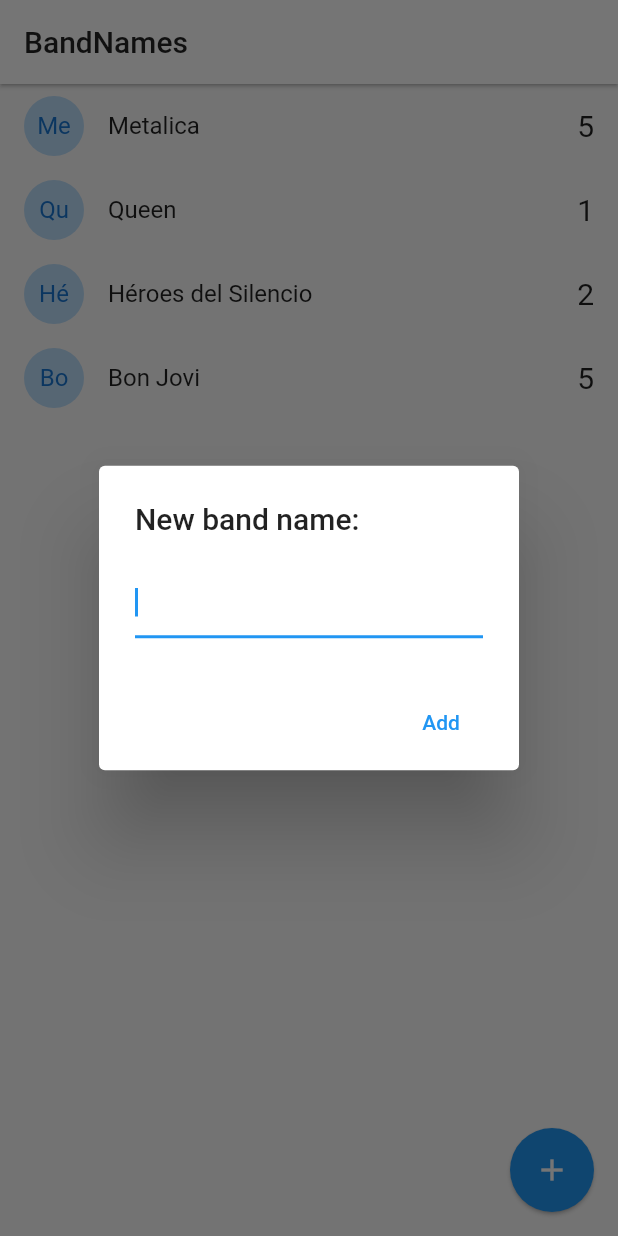
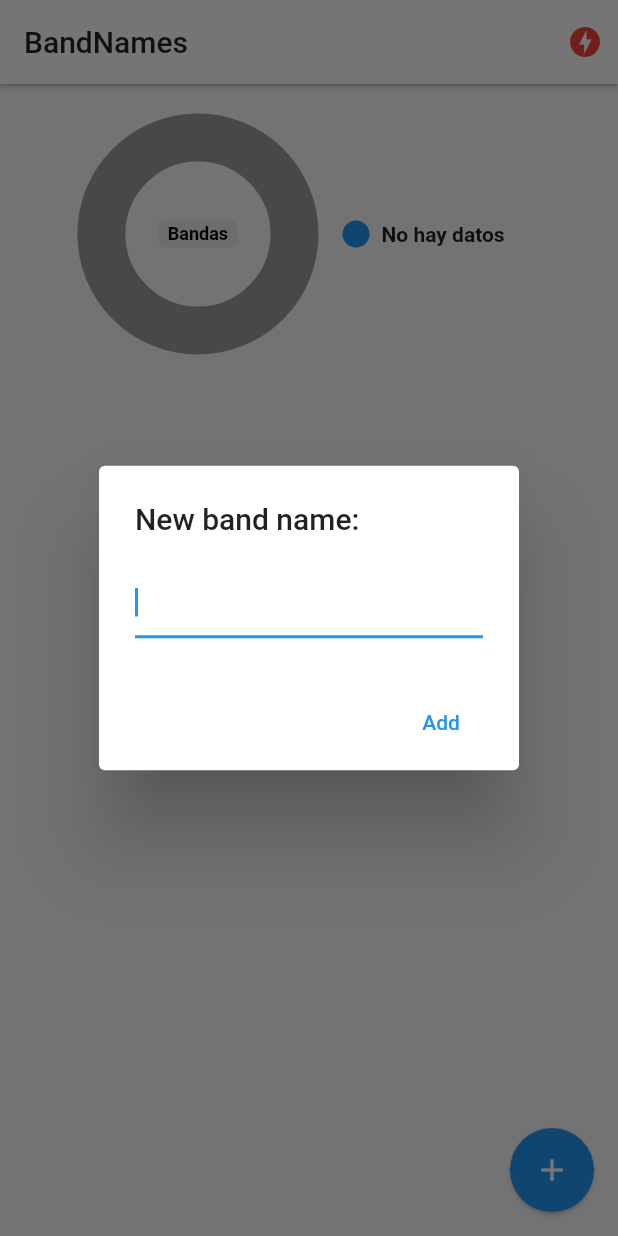
Before and after one commit to Spatriciopk/flutter-bandnames-socket, a Flutter app: the screen it shows after launch, after a tap on the "add" icon, on a phone screen of 412 x 824 dp. Run offline on Flutter 3.47's test engine with Material 2 defaults, Android fonts, the phone set to English and light mode, and no system bars; drawn by our look-alikes of pie_chart; our stand-ins replace socket_io_client; network calls fail.

Commit message:
App terminada

```diff
--- a/lib/main.dart
+++ b/lib/main.dart
@@ -1,5 +1,8 @@
 import 'package:band_names/pages/home.dart';
+import 'package:band_names/pages/status.dart';
+import 'package:band_names/services/socket_service.dart';
 import 'package:flutter/material.dart';
+import 'package:provider/provider.dart';
 
 void main() => runApp(const MyApp());
 
@@ -8,13 +11,19 @@ class MyApp extends StatelessWidget {
 
   @override
   Widget build(BuildContext context) {
-    return MaterialApp(
-      debugShowCheckedModeBanner: false,
-      title: 'Material App',
-      initialRoute: 'home',
-      routes: {
-        'home':(_) => HomePage()
-      },
+    return MultiProvider(
+      providers: [
+        ChangeNotifierProvider(create: (BuildContext context) =>SocketService(),)
+      ],
+      child: MaterialApp(
+        debugShowCheckedModeBanner: false,
+        title: 'Material App',
+        initialRoute: 'home',
+        routes: {
+          'home':(_) => HomePage(),
+          'status':(_) => StatusPage(),
+        },
+      ),
     );
   }
 }
--- a/lib/models/band.dart
+++ b/lib/models/band.dart
@@ -16,8 +16,8 @@ class Band{
 
   factory Band.fromMap(Map<String,dynamic> obj)
   => Band(
-    id: obj['id'],
-    name: obj['name'],
-    votes: obj['votes']
+    id: obj.containsKey("id") ? obj['id']:"no-id",
+    name: obj.containsKey("name") ? obj['name']:"no-name",
+    votes: obj.containsKey("votes") ? obj['votes']:"no-votes",
     );
 }
--- a/lib/pages/home.dart
+++ b/lib/pages/home.dart
@@ -2,37 +2,85 @@ import 'dart:io';
 
 import 'package:flutter/cupertino.dart';
 import 'package:flutter/material.dart';
+import 'package:pie_chart/pie_chart.dart';
+import 'package:provider/provider.dart';
 
 import '../models/band.dart';
-
+import '../services/socket_service.dart';
 
 class HomePage extends StatefulWidget {
-
   @override
   State<HomePage> createState() => _HomePageState();
 }
 
 class _HomePageState extends State<HomePage> {
-
   List<Band> bands = [
-    Band(id: '1', name: 'Metalica', votes: 5),
-    Band(id: '2', name: 'Queen', votes: 1),
-    Band(id: '3', name: 'Héroes del Silencio', votes: 2),
-    Band(id: '4', name: 'Bon Jovi', votes: 5),
+    //Band(id: '1', name: 'Metalica', votes: 5),
+    // Band(id: '2', name: 'Queen', votes: 1),
+    //Band(id: '3', name: 'Héroes del Silencio', votes: 2),
+    // Band(id: '4', name: 'Bon Jovi', votes: 5),
   ];
 
+  @override
+  void initState() {
+    //´pr que no quiero redibujar nada al inicio
+    final socketService = Provider.of<SocketService>(context, listen: false);
+    socketService.socket.on("active-bands", _handleActiveBands);
+    super.initState();
+  }
+
+  _handleActiveBands(dynamic payload) {
+    this.bands = (payload as List)
+        //luego usamos el from Map generado de Quytype
+        .map((band) => Band.fromMap(band))
+        // y necesariamente necesitamos convertirlo a una lista
+        .toList();
+    setState(() {});
+  }
+
+  @override
+  void dispose() {
+    // TODO: implement dispose
+    final socketService = Provider.of<SocketService>(context, listen: false);
+    socketService.socket.off("active-bands");
+    super.dispose();
+  }
 
   @override
   Widget build(BuildContext context) {
+    final socketService = Provider.of<SocketService>(context);
     return Scaffold(
       appBar: AppBar(
-        title: Text("BandNames",style: TextStyle(color: Colors.black87),),
+        title: Text(
+          "BandNames",
+          style: TextStyle(color: Colors.black87),
+        ),
         backgroundColor: Colors.white,
         elevation: 1,
+        actions: [
+          Container(
+              margin: EdgeInsets.only(right: 10),
+              child: (socketService.serverStatus == ServerStatus.Online)
+                  ? Icon(
+                      Icons.check_circle,
+                      color: Colors.blue[300],
+                    )
+                  : Icon(
+                      Icons.offline_bolt,
+                      color: Colors.red,
+                    ))
+        ],
       ),
-      body: ListView.builder(
+      body: Column(
+        children: [
+          _showGraph(),
+          Expanded(
+            child: ListView.builder(
                 itemCount: bands.length,
-        itemBuilder: (BuildContext context, int index) => _bandTile(bands[index])
+                itemBuilder: (BuildContext context, int index) =>
+                    _bandTile(bands[index])),
+          ),
+        ],
       ),
       floatingActionButton: FloatingActionButton(
         onPressed: addNewBand,
@@ -43,6 +91,7 @@ class _HomePageState extends State<HomePage> {
   }
 
   Widget _bandTile(Band band) {
+    final socketService = Provider.of<SocketService>(context, listen: false);
     return Dismissible(
       key: Key(band.id),
       //bloquear la direccion hacia un lado
@@ -51,6 +100,9 @@ class _HomePageState extends State<HomePage> {
         print("direcction: $direction");
         print("id: ${band.id}");
         //TODO llamar el borrado en el server
+        //delete-band
+        //{"id":band.id}
+        socketService.emit("delete-band", {"id": band.id});
       },
       //color atras de lo q va elminando a loq  se mueve
       background: Container(
@@ -58,31 +110,37 @@ class _HomePageState extends State<HomePage> {
         color: Colors.red,
         child: Align(
             alignment: Alignment.centerLeft,
-          child: Text("Delete Band",style: TextStyle(color:Colors.white),)
-          ),
+            child: Text(
+              "Delete Band",
+              style: TextStyle(color: Colors.white),
+            )),
       ),
       child: ListTile(
         leading: CircleAvatar(
-              child: Text(band.name.substring(0,2)),
+          child: Text(band.name.substring(0, 2)),
           backgroundColor: Colors.blue[100],
         ),
         title: Text(band.name),
-            trailing: Text('${band.votes}',style: TextStyle(fontSize: 20),),
+        trailing: Text(
+          '${band.votes}',
+          style: TextStyle(fontSize: 20),
+        ),
         onTap: () {
-                print(band.name);
+          socketService.socket.emit("vote-band", {"id": band.id});
         },
       ),
     );
   }
 
-  addNewBand(){
+  addNewBand() {
     // para obtener el texto del textFiled
     final textController = new TextEditingController();
 
     //para usar en android o ios
-    if(Platform.isAndroid){
-    return  showDialog(
-     context: context, //puedo mandar directamente el context por que ya viene en la clase
+    if (Platform.isAndroid) {
+      return showDialog(
+        context:
+            context, //puedo mandar directamente el context por que ya viene en la clase
         builder: (context) {
           return AlertDialog(
             title: Text("New band name: "),
@@ -98,10 +156,9 @@ class _HomePageState extends State<HomePage> {
                 onPressed: () {
                   addBandToList(textController.text);
                 },
-
               )
             ],
-          ) ;
+          );
         },
       );
     }
@@ -127,25 +184,67 @@ class _HomePageState extends State<HomePage> {
               ),
             ],
           );
-      }
-    );
+        });
   }
 
-  void addBandToList(String name){
-    if(name.length >1){
+  void addBandToList(String name) {
+    if (name.length > 1) {
       //podemos agregar
-      this.bands.add(new Band(
-        id: DateTime.now().toString(),
-        name: name,
-        votes: 0
-      ));
-      setState(() {
-
-      });
+      //emitir "add-band"
+      //{name:name}
+      final socketService = Provider.of<SocketService>(context, listen: false);
+      socketService.emit("add-band", {"name": name});
     }
-    Navigator.pop(context);//para cerrar el cuadro de dialogo, le saco del context
-
+    Navigator.pop(
+        context); //para cerrar el cuadro de dialogo, le saco del context
   }
 
+  //Mostrar grafica
 
+  Widget _showGraph() {
+  Map<String, double> dataMap ={};
+  bands.forEach((band) {
+    dataMap.putIfAbsent(band.name, () => band.votes.toDouble());
+  },);
+  final List<Color>colorList =[
+    Colors.blue,
+    Colors.red,
+    Colors.black,
+    Colors.pink,
+    Colors.amber
+
+  ];
+    return Container(
+      width: double.infinity,
+      height: 200,
+      child: PieChart(  dataMap: dataMap.isEmpty? {'No hay datos':0} :
+      dataMap,
+      animationDuration: Duration(milliseconds: 800),
+      chartLegendSpacing: 32,
+      chartRadius: MediaQuery.of(context).size.width / 3.2,
+      colorList: colorList,
+      initialAngleInDegree: 0,
+      chartType: ChartType.ring,
+      ringStrokeWidth: 32,
+      centerText: "Bandas",
+      legendOptions: LegendOptions(
+        showLegendsInRow: false,
+        legendPosition: LegendPosition.right,
+        showLegends: true,
+        legendTextStyle: TextStyle(
+          fontWeight: FontWeight.bold,
+        ),
+      ),
+      chartValuesOptions: ChartValuesOptions(
+        showChartValueBackground: true,
+        showChartValues: true,
+        showChartValuesInPercentage: false,
+        showChartValuesOutside: false,
+        decimalPlaces: 0,
+      ),
+      // gradientList: ---To add gradient colors---
+      // emptyColorGradient: ---Empty Color gradient---
+    )
+      ) ;
   }
+}
--- /dev/null
+++ b/lib/services/socket_service.dart
@@ -0,0 +1,65 @@
+import 'package:flutter/material.dart';
+
+//import socket
+import 'package:socket_io_client/socket_io_client.dart' as IO;
+
+//enumeracion para manejar los estados del servidor
+
+enum ServerStatus{
+  Online,
+  Offline,
+  Connecting
+}
+
+class SocketService with ChangeNotifier{
+
+  //la priemra ves por que intento coenctarme
+  ServerStatus _serverStatus = ServerStatus.Connecting;
+  late IO.Socket _socket;
+
+  ServerStatus get serverStatus =>_serverStatus;
+  IO.Socket get socket =>_socket;
+
+  //solo por referencia para una funcion emit
+  Function get emit => _socket.emit;
+
+  //Constructor
+  SocketService(){
+      _initConfig();
+  }
+
+  void _initConfig(){
+     // Dart client , si no se coencta con localhost utilizar la direccion ip de la maquina
+    _socket = IO.io('http://192.168.10.143:3000/',{
+      'transports':['websocket'],
+      'autoConnect':true
+    });
+    _socket.onConnect((_) {
+      _serverStatus=ServerStatus.Online;
+      notifyListeners();
+    });
+    _socket.onDisconnect((_) {
+       _serverStatus=ServerStatus.Offline;
+      notifyListeners();
+    });
+
+    //recibir o escuchando un mensaje, dejar el payload como dinamico
+    /*socket.on('nuevo-mensaje',(payload){
+      print('nuevo-mensaje: ');
+      print("nombre: "+payload['nombre']);
+      print("mensaje: "+payload['mensaje']);
+      print(payload.containsKey("mensaje2") ? payload["mensaje2"]:"no hay");
+    });*/
+
+    //emitir un mensaje
+
+
+
+
+  }
+
+
+
+
+
+}
--- a/pubspec.yaml
+++ b/pubspec.yaml
@@ -36,6 +36,9 @@ dependencies:
   # The following adds the Cupertino Icons font to your application.
   # Use with the CupertinoIcons class for iOS style icons.
   cupertino_icons: ^1.0.2
+  socket_io_client: ^2.0.1
+  provider: ^6.0.5
+  pie_chart: ^5.3.2
 
 dev_dependencies:
   flutter_test:
```
Also changed, not shown: lib/pages/status.dart (added, +32 -0 lines), pubspec.lock. Lines whose indentation alone changed are shown as unchanged.
